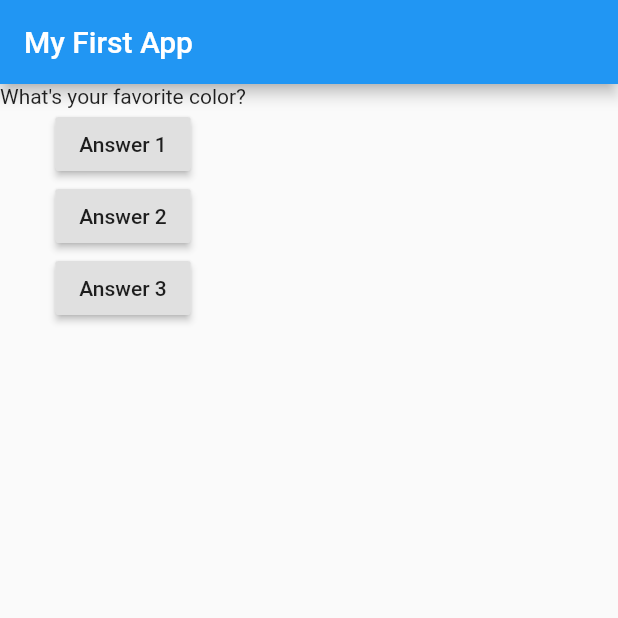
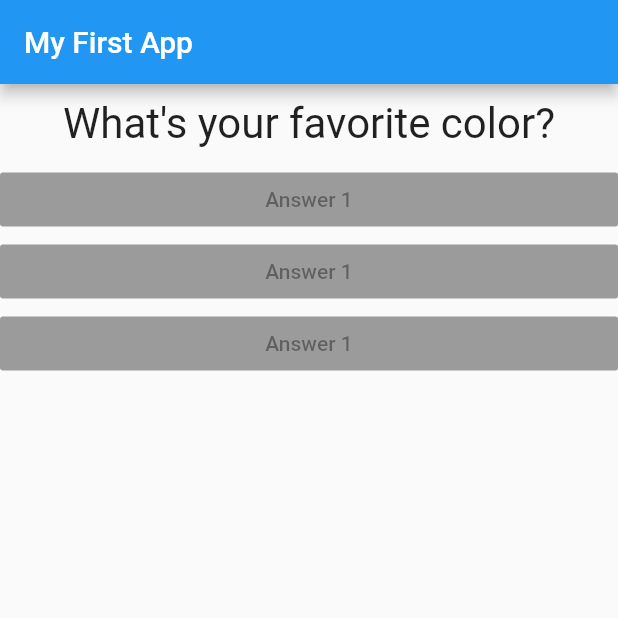
Before and after one commit to Wolfram-180/quiz, a Flutter app: the screen it shows after launch, on a phone screen of 412 x 824 dp, the top half of it. Run offline on Flutter 3.47's test engine with Material 2 defaults, Android fonts, the phone set to English and light mode, and no system bars.

Commit message:
Added some fun

```diff
--- /dev/null
+++ b/lib/answer.dart
@@ -0,0 +1,17 @@
+import 'package:flutter/material.dart';
+
+class Answer extends StatelessWidget {
+  const Answer({Key? key}) : super(key: key);
+
+  @override
+  Widget build(BuildContext context) {
+    return Container(
+      width: double.infinity,
+      child: const RaisedButton(
+        color: Colors.blue,
+        child: Text('Answer 1'),
+        onPressed: null,
+      ),
+    );
+  }
+}
--- a/lib/main.dart
+++ b/lib/main.dart
@@ -1,4 +1,5 @@
 import 'package:flutter/material.dart';
+import 'package:quiz/answer.dart';
 import 'package:quiz/question.dart';
 
 void main() => runApp(MyApp());
@@ -37,21 +38,9 @@ class _MyAppState extends State<MyApp> {
             Question(
               questions[_questionIndex],
             ),
-            RaisedButton(
-              child: Text('Answer 1'),
-              onPressed: _answerQuestion,
-            ),
-            RaisedButton(
-              child: Text('Answer 2'),
-              onPressed: () => print('Answer 2 chosen!'),
-            ),
-            RaisedButton(
-              child: Text('Answer 3'),
-              onPressed: () {
-                // ...
-                print('Answer 3 chosen');
-              },
-            ),
+            Answer(),
+            Answer(),
+            Answer(),
           ],
         ),
       ),
--- a/lib/question.dart
+++ b/lib/question.dart
@@ -1,12 +1,20 @@
 import 'package:flutter/material.dart';
 
 class Question extends StatelessWidget {
-  String questionText;
+  final String questionText;
 
-  Question(this.questionText, {Key? key}) : super(key: key);
+  const Question(this.questionText, {Key? key}) : super(key: key);
 
   @override
   Widget build(BuildContext context) {
-    return Text(questionText);
+    return Container(
+      width: double.infinity,
+      margin: const EdgeInsets.all(10),
+      child: Text(
+        questionText,
+        style: const TextStyle(fontSize: 28),
+        textAlign: TextAlign.center,
+      ),
+    );
   }
 }
```
